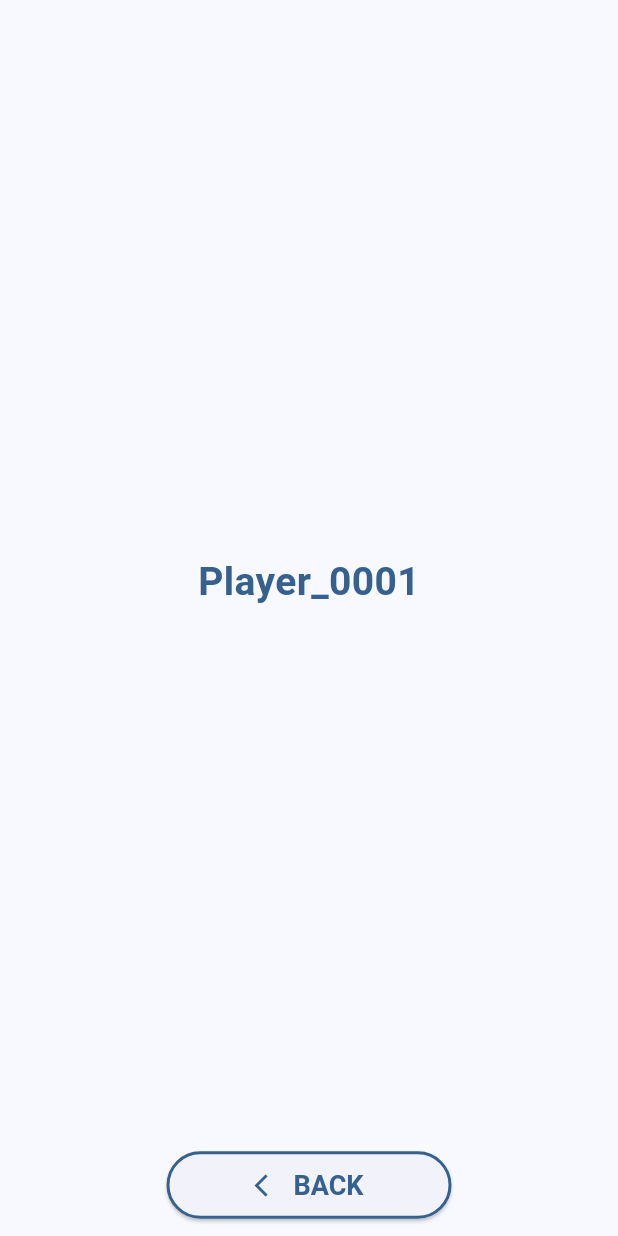
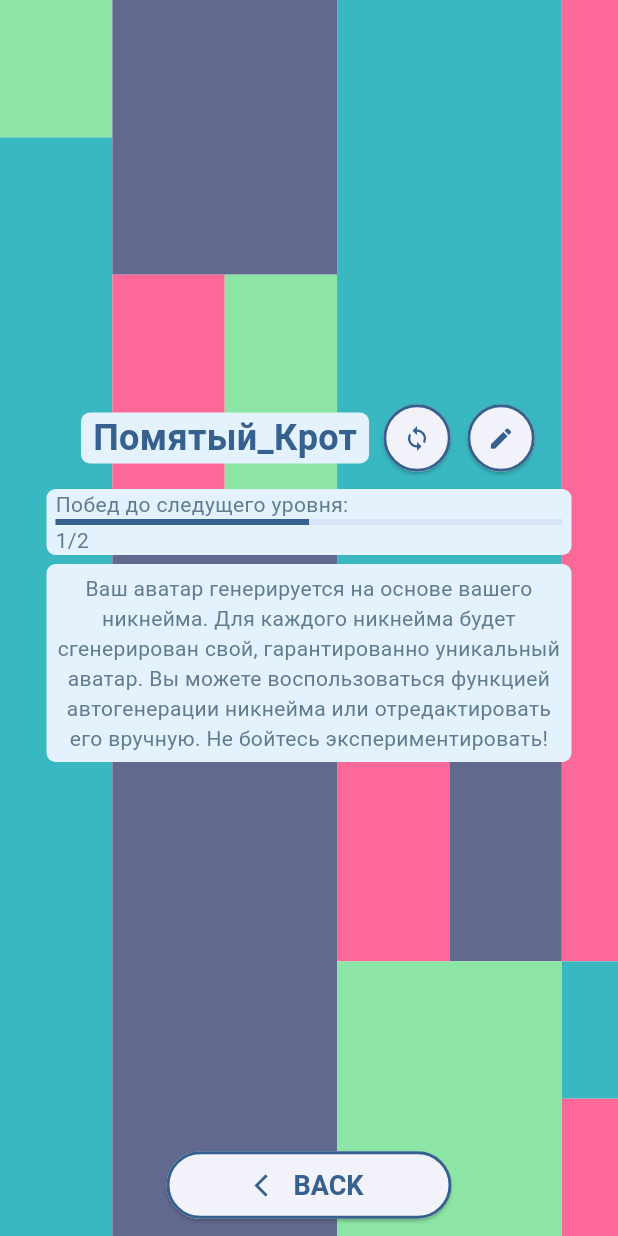
Before and after one commit to ogurecapps/who_boogles_it, a Flutter app: the screen it shows after launch, after a tap on "MY PROFILE", on a phone screen of 412 x 824 dp. Run offline on Flutter 3.47's test engine with Material 3 defaults, Android fonts, the phone set to English and light mode, and no system bars; our stand-ins replace bloc, easy_localization, equatable, flutter_svg, get_it, go_router and 1 more; accounts and stored records are empty; generated files the repository leaves out were written again; Roboto replaces fonts that are missing (SofiaSans).

Commit message:
Profile screen fulfillment

```diff
--- a/assets/translations/en-US.json
+++ b/assets/translations/en-US.json
@@ -14,5 +14,7 @@
     "en": "ENGLISH",
     "ru": "РУССКИЙ",
     "what": "Angry,Quiet,Sad,Sleepy,Confused,Strange,Rare,Lucky,Ugly,Careful,Lazy,Boring,Brave,Busy,Antic,Young,Wild,Old,Fuzzy",
-    "who": "Banana,Bat,Worm,Snake,Fish,Viper,Rat,Lion,Hawk,Octopus,Frog,Ant,Jaguar,Donut,Mouse,Duck,Elf,Gorilla,Horse"
+    "who": "Banana,Bat,Worm,Snake,Fish,Viper,Rat,Lion,Hawk,Octopus,Frog,Ant,Jaguar,Donut,Mouse,Duck,Elf,Gorilla,Horse",
+    "avatarHint": "Ваш аватар генерируется на основе вашего никнейма. Для каждого никнейма будет сгенерирован свой, гарантированно уникальный аватар. Вы можете воспользоваться функцией автогенерации никнейма или отредактировать его вручную. Не бойтесь экспериментировать!",
+    "levelProgressHint" : "Побед до следущего уровня:"
 }
--- a/assets/translations/ru-RU.json
+++ b/assets/translations/ru-RU.json
@@ -14,5 +14,7 @@
     "en": "ENGLISH",
     "ru": "РУССКИЙ",
     "what": "Злой,Помятый,Грустный,Сонный,Странный,Редкий,Честный,Дикий,Ленивый,Скучный,Храбрый,Занятой,Одинокий,Молодой,Хитрый,Пушистый,Старый",
-    "who": "Банан,Заяц,Помидор,Крот,Змей,Медведь,Спрут,Крыс,Червяк,Ястреб,Осьминог,Лев,Муравей,Ягуар,Пончик,Лось,Кабан,Эльф,Олень,Конь,Еж"
+    "who": "Банан,Заяц,Помидор,Крот,Змей,Медведь,Спрут,Крыс,Червяк,Ястреб,Осьминог,Лев,Муравей,Ягуар,Пончик,Лось,Кабан,Эльф,Олень,Конь,Еж",
+    "avatarHint": "Ваш аватар генерируется на основе вашего никнейма. Для каждого никнейма будет сгенерирован свой, гарантированно уникальный аватар. Вы можете воспользоваться функцией автогенерации никнейма или отредактировать его вручную. Не бойтесь экспериментировать!",
+    "levelProgressHint" : "Побед до следущего уровня:"
 }
--- a/lib/app/app_size.dart
+++ b/lib/app/app_size.dart
@@ -2,4 +2,5 @@ class AppSize {
   static const double menuButtonWidth = 190;
   static const double defaultSpace = 10;
   static const double buttonBorder = 2;
+  static const double profileInfoWidth = 350;
 }
--- a/lib/core/models/player.dart
+++ b/lib/core/models/player.dart
@@ -9,6 +9,8 @@ class Player {
   String nickname;
   @Index()
   bool isMe;
+  int level;
+  int winCounter;
 
-  Player({required this.nickname, this.isMe = false});
+  Player({required this.nickname, this.isMe = false, this.level = 1, this.winCounter = 0});
 }
--- a/lib/features/profile/presentation/screens/profile_screen.dart
+++ b/lib/features/profile/presentation/screens/profile_screen.dart
@@ -2,6 +2,7 @@ import 'package:easy_localization/easy_localization.dart';
 import 'package:flutter/material.dart';
 import 'package:go_router/go_router.dart';
 import 'package:who_boogles_it/app/app_size.dart';
+import 'package:who_boogles_it/features/profile/presentation/widgets/profile_summary.dart';
 import 'package:who_boogles_it/generated/locale_keys.g.dart';
 import 'package:who_boogles_it/shared/presentation/screens/scaffold_wrapper.dart';
 
@@ -11,25 +12,8 @@ class ProfileScreen extends StatelessWidget {
   @override
   Widget build(BuildContext context) {
     return ScaffoldWrapper(
-      background: Theme.of(context).colorScheme.background,
       body: Column(children: [
-        Expanded(
-          child: Center(
-            child: Column(
-              mainAxisSize: MainAxisSize.min,
-              children: [
-                Text(
-                  'Player_0001',
-                  style: TextStyle(
-                    color: Theme.of(context).colorScheme.primary,
-                    fontSize: 26,
-                    fontWeight: FontWeight.bold,
-                  ),
-                ),
-              ],
-            ),
-          ),
-        ),
+        const ProfileSummary(),
         SizedBox(
           width: AppSize.menuButtonWidth,
           child: ElevatedButton.icon(
--- a/lib/features/profile/presentation/widgets/bottom_bar.dart
+++ /dev/null
@@ -1,32 +0,0 @@
-import 'package:easy_localization/easy_localization.dart';
-import 'package:flutter/material.dart';
-import 'package:go_router/go_router.dart';
-import 'package:who_boogles_it/app/app_size.dart';
-import 'package:who_boogles_it/generated/locale_keys.g.dart';
-
-class BottomBar extends StatelessWidget {
-  const BottomBar({super.key});
-
-  @override
-  Widget build(BuildContext context) {
-    return Row(
-      children: [
-        Expanded(
-          child: ElevatedButton.icon(
-            onPressed: () => context.go(''),
-            icon: const Icon(Icons.cancel),
-            label: const Text(LocaleKeys.cancel).tr(),
-          ),
-        ),
-        const SizedBox(width: AppSize.defaultSpace),
-        Expanded(
-          child: ElevatedButton.icon(
-            onPressed: () => context.go(''),
-            icon: const Icon(Icons.save),
-            label: const Text(LocaleKeys.save).tr(),
-          ),
-        ),
-      ],
-    );
-  }
-}
--- /dev/null
+++ b/lib/features/profile/presentation/widgets/level_progress_indicator.dart
@@ -0,0 +1,42 @@
+import 'package:easy_localization/easy_localization.dart';
+import 'package:flutter/material.dart';
+import 'package:who_boogles_it/app/app_size.dart';
+import 'package:who_boogles_it/generated/locale_keys.g.dart';
+
+class LevelProgressIndicator extends StatelessWidget {
+  const LevelProgressIndicator({super.key});
+
+  @override
+  Widget build(BuildContext context) {
+    return SizedBox(
+      width: AppSize.profileInfoWidth,
+      child: DecoratedBox(
+        decoration: BoxDecoration(
+          color: Theme.of(context).secondaryHeaderColor,
+          borderRadius: const BorderRadius.all(
+            Radius.circular(6),
+          ),
+        ),
+        child: Padding(
+          padding: const EdgeInsets.symmetric(horizontal: 6),
+          child: Column(
+            crossAxisAlignment: CrossAxisAlignment.start,
+            children: [
+              const Text(LocaleKeys.levelProgressHint,
+                  style: TextStyle(
+                    color: Colors.blueGrey,
+                  )).tr(),
+              const LinearProgressIndicator(
+                value: 1 / 2,
+              ),
+              const Text('1/2',
+                  style: TextStyle(
+                    color: Colors.blueGrey,
+                  )),
+            ],
+          ),
+        ),
+      ),
+    );
+  }
+}
--- a/lib/features/profile/presentation/widgets/nickname_input.dart
+++ b/lib/features/profile/presentation/widgets/nickname_input.dart
@@ -13,7 +13,7 @@ class NicknameInput extends StatelessWidget {
         hintText: LocaleKeys.nicknameHint.tr(),
         border: const OutlineInputBorder(),
       ),
-      initialValue: "Player102011",
+      initialValue: "Player_0001",
       maxLength: 16,
       onChanged: (value) {},
     );
--- /dev/null
+++ b/lib/features/profile/presentation/widgets/player_profile_widget.dart
@@ -0,0 +1,53 @@
+import 'package:flutter/material.dart';
+
+class PlayerProfileWidget extends StatefulWidget {
+  const PlayerProfileWidget({super.key});
+
+  @override
+  State<PlayerProfileWidget> createState() => _PlayerProfileWidgetState();
+}
+
+class _PlayerProfileWidgetState extends State<PlayerProfileWidget> {
+  @override
+  Widget build(BuildContext context) {
+    return Row(
+      mainAxisSize: MainAxisSize.min,
+      children: [
+        DecoratedBox(
+          decoration: BoxDecoration(
+            color: Theme.of(context).secondaryHeaderColor,
+            borderRadius: const BorderRadius.all(
+              Radius.circular(6),
+            ),
+          ),
+          child: Padding(
+            padding: const EdgeInsets.symmetric(horizontal: 8),
+            child: Text(
+              'Помятый_Крот',
+              style: TextStyle(
+                color: Theme.of(context).colorScheme.primary,
+                fontSize: 24,
+                fontWeight: FontWeight.bold,
+              ),
+            ),
+          ),
+        ),
+        const SizedBox(width: 8),
+        ElevatedButton(
+            onPressed: () => {},
+            style: ElevatedButton.styleFrom(
+              shape: const CircleBorder(),
+              padding: EdgeInsets.zero,
+              minimumSize: const Size.square(45),
+            ),
+            child: const Icon(Icons.sync)),
+        const SizedBox(width: 8),
+        ElevatedButton(
+            onPressed: () => {},
+            style: ElevatedButton.styleFrom(
+                shape: const CircleBorder(), padding: EdgeInsets.zero, minimumSize: const Size.square(45)),
+            child: const Icon(Icons.edit)),
+      ],
+    );
+  }
+}
--- /dev/null
+++ b/lib/features/profile/presentation/widgets/profile_hint.dart
@@ -0,0 +1,33 @@
+import 'package:easy_localization/easy_localization.dart';
+import 'package:flutter/material.dart';
+import 'package:who_boogles_it/app/app_size.dart';
+import 'package:who_boogles_it/generated/locale_keys.g.dart';
+
+class ProfileHint extends StatelessWidget {
+  const ProfileHint({super.key});
+
+  @override
+  Widget build(BuildContext context) {
+    return SizedBox(
+      width: AppSize.profileInfoWidth,
+      child: DecoratedBox(
+        decoration: BoxDecoration(
+          color: Theme.of(context).secondaryHeaderColor,
+          borderRadius: const BorderRadius.all(
+            Radius.circular(6),
+          ),
+        ),
+        child: Padding(
+          padding: const EdgeInsets.all(6),
+          child: const Text(
+            LocaleKeys.avatarHint,
+            textAlign: TextAlign.center,
+            style: TextStyle(
+              color: Colors.blueGrey,
+            ),
+          ).tr(),
+        ),
+      ),
+    );
+  }
+}
--- /dev/null
+++ b/lib/features/profile/presentation/widgets/profile_summary.dart
@@ -0,0 +1,27 @@
+import 'package:flutter/material.dart';
+import 'package:who_boogles_it/app/app_size.dart';
+import 'package:who_boogles_it/features/profile/presentation/widgets/level_progress_indicator.dart';
+import 'package:who_boogles_it/features/profile/presentation/widgets/player_profile_widget.dart';
+import 'package:who_boogles_it/features/profile/presentation/widgets/profile_hint.dart';
+
+class ProfileSummary extends StatelessWidget {
+  const ProfileSummary({super.key});
+
+  @override
+  Widget build(BuildContext context) {
+    return const Expanded(
+      child: Center(
+        child: Column(
+          mainAxisSize: MainAxisSize.min,
+          children: [
+            PlayerProfileWidget(),
+            SizedBox(height: AppSize.defaultSpace),
+            LevelProgressIndicator(),
+            SizedBox(height: 6),
+            ProfileHint(),
+          ],
+        ),
+      ),
+    );
+  }
+}
```
Also changed, not shown: lib/core/models/player.g.dart, lib/generated/locale_keys.g.dart.
